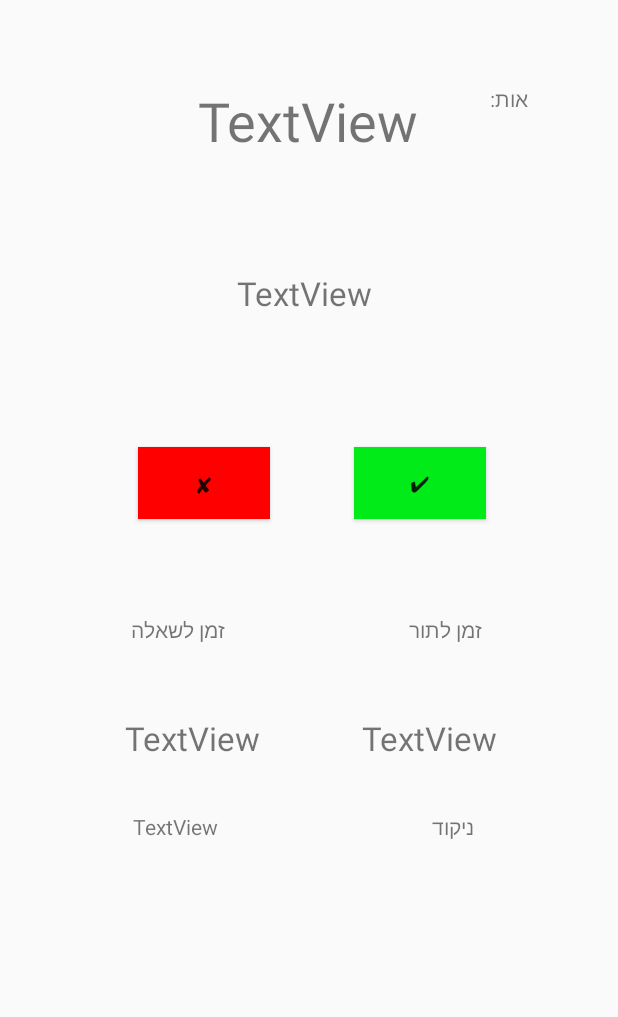
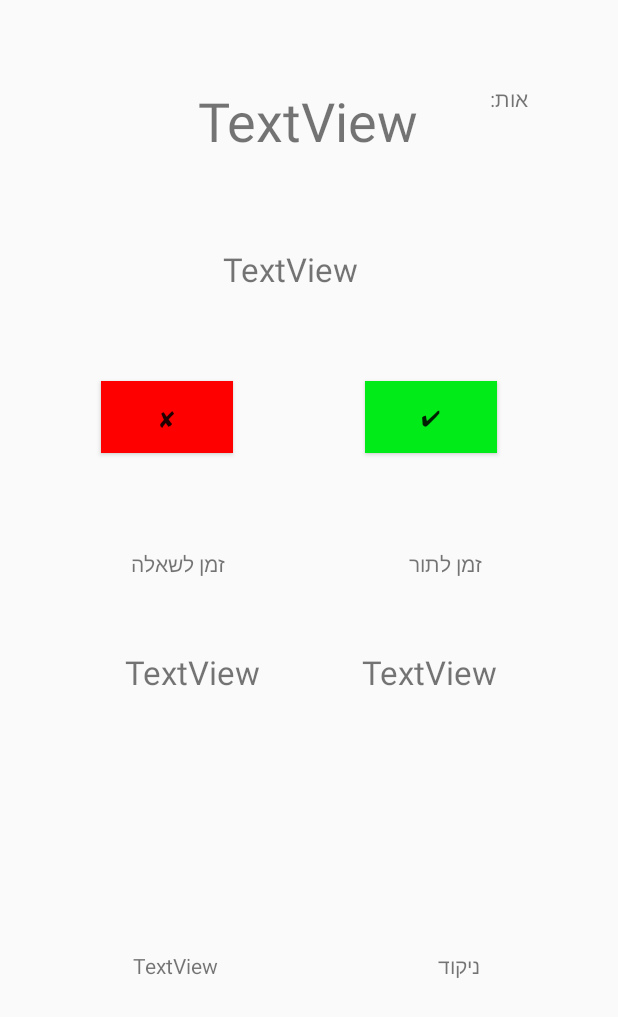
Before and after one commit to Yokatzman/Eretz-Ir, an Android app: the layout activity_play_round.xml on its own in the app's theme, with its tools: preview values and no code run, on a phone screen of 412 x 824 dp. Shown: the top 1017 px of the screen. Run offline under Robolectric (Android 15) with nearby library versions, the phone set to English and light mode, and no system bars.

Commit message:
layout fixes

```diff
--- a/app/src/main/java/com/example/eretz_ir/MainActivity.java
+++ b/app/src/main/java/com/example/eretz_ir/MainActivity.java
@@ -10,12 +10,14 @@ import android.os.Bundle;
 import android.view.View;
 import android.widget.Button;
 import android.widget.NumberPicker;
+import android.widget.TextView;
 
 public class MainActivity extends AppCompatActivity {
     int num_of_teams = 2;
     int num_of_rounds = 1;
     int secs_per_round = 20;
     int secs_per_question = 3;
+    private NumberPicker teamsNumPicker;
 
     @RequiresApi(api = Build.VERSION_CODES.O)
     @Override
@@ -23,8 +25,7 @@ public class MainActivity extends AppCompatActivity {
         super.onCreate(savedInstanceState);
         setContentView(R.layout.activity_main);
 
-
-        NumberPicker teamsNumPicker = (NumberPicker) findViewById(R.id.numberPickerTeams);
+        teamsNumPicker = (NumberPicker) findViewById(R.id.numberPickerTeams);
         teamsNumPicker.setMaxValue(5);
         teamsNumPicker.setMinValue(2);
         teamsNumPicker.setOnValueChangedListener(new NumberPicker.OnValueChangeListener() {
--- a/app/src/main/res/layout/activity_play_round.xml
+++ b/app/src/main/res/layout/activity_play_round.xml
@@ -32,12 +32,12 @@
         android:id="@+id/definition"
         android:layout_width="wrap_content"
         android:layout_height="wrap_content"
-        android:layout_marginTop="76dp"
+        android:layout_marginTop="60dp"
         android:gravity="center"
         android:text="TextView"
         android:textSize="22sp"
         app:layout_constraintEnd_toEndOf="parent"
-        app:layout_constraintHorizontal_bias="0.49"
+        app:layout_constraintHorizontal_bias="0.46"
         app:layout_constraintStart_toStartOf="parent"
         app:layout_constraintTop_toBottomOf="@+id/actualLetter" />
 
@@ -45,12 +45,12 @@
         android:id="@+id/correct"
         android:layout_width="wrap_content"
         android:layout_height="wrap_content"
-        android:layout_marginTop="88dp"
-        android:layout_marginEnd="88dp"
-        android:layout_marginRight="88dp"
+        android:layout_marginTop="60dp"
         android:background="@color/correct"
         android:text="\u2714"
         app:layout_constraintEnd_toEndOf="parent"
+        app:layout_constraintHorizontal_bias="0.75"
+        app:layout_constraintStart_toStartOf="parent"
         app:layout_constraintTop_toBottomOf="@+id/definition" />
 
     <Button
@@ -61,7 +61,9 @@
         android:layout_marginRight="56dp"
         android:background="@color/incorrect"
         android:text="\u2718"
-        app:layout_constraintEnd_toStartOf="@+id/correct"
+        app:layout_constraintEnd_toEndOf="parent"
+        app:layout_constraintHorizontal_bias="0.25"
+        app:layout_constraintStart_toStartOf="parent"
         app:layout_constraintTop_toTopOf="@+id/correct" />
 
     <TextView
@@ -89,12 +91,12 @@
         android:id="@+id/textView11"
         android:layout_width="wrap_content"
         android:layout_height="wrap_content"
-        android:layout_marginTop="112dp"
         android:text="ניקוד"
+        app:layout_constraintBottom_toBottomOf="parent"
         app:layout_constraintEnd_toEndOf="parent"
-        app:layout_constraintHorizontal_bias="0.75"
+        app:layout_constraintHorizontal_bias="0.76"
         app:layout_constraintStart_toStartOf="parent"
-        app:layout_constraintTop_toBottomOf="@+id/textView9" />
+        app:layout_constraintTop_toBottomOf="@+id/roundTime" />
 
     <TextView
         android:id="@+id/currScore"
@@ -129,4 +131,5 @@
         app:layout_constraintHorizontal_bias="0.26"
         app:layout_constraintStart_toStartOf="parent"
         app:layout_constraintTop_toBottomOf="@+id/textView10" />
+
 </androidx.constraintlayout.widget.ConstraintLayout>
```
Also changed, not shown: app/src/main/res/layout-v26/activity_main.xml (+97 -10 lines).
